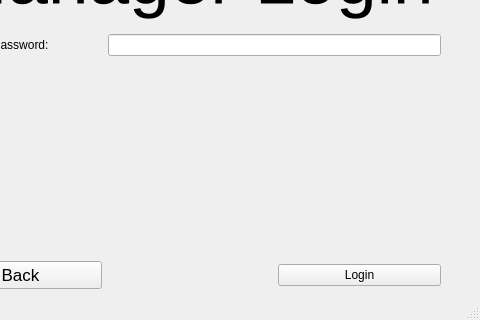
Old version of the form UI/manager_login.ui in the repository KehatSudri/Behavior_System2.0; both pictures show x 90 to 570 and y 81 to 401 of the 570 by 401 pixel window.
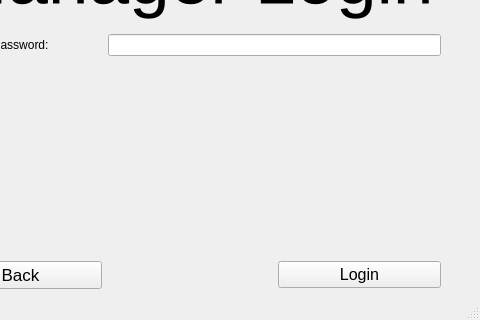
New version of the form.

Patch:
```diff
--- a/UI/manager_login.ui
+++ b/UI/manager_login.ui
@@ -162,6 +162,11 @@
       </item>
       <item row="4" column="2">
        <widget class="QPushButton" name="login_pushButton">
+        <property name="font">
+         <font>
+          <pointsize>12</pointsize>
+         </font>
+        </property>
         <property name="text">
          <string>Login</string>
         </property>
```
